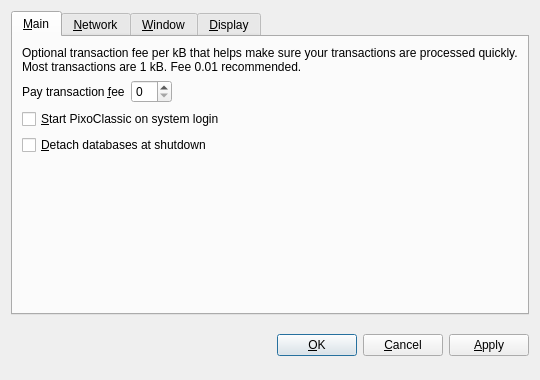
This is src/qt/forms/optionsdialog.ui in Pixocoin/Pixo-Cash as Qt 5 draws it before an edit. The edited form follows.
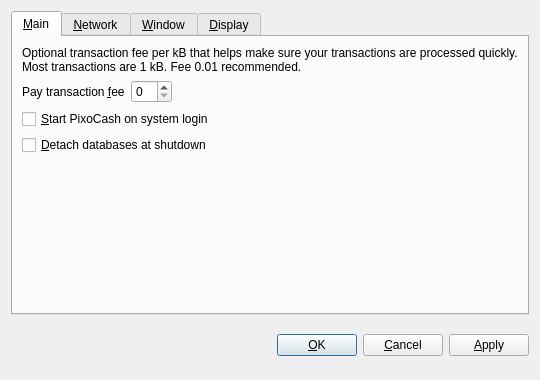
This is the edited form. The open tabs and pages were chosen to show the change. Custom widgets are drawn as their Qt base class.

Patch:
```diff
--- a/src/qt/forms/optionsdialog.ui
+++ b/src/qt/forms/optionsdialog.ui
@@ -82,7 +82,7 @@
           <string>Automatically start PixoClassic after logging in to the system.</string>
          </property>
          <property name="text">
-          <string>&amp;Start PixoClassic on system login</string>
+          <string>&amp;Start PixoCash on system login</string>
          </property>
         </widget>
        </item>
```
Left out of the diff: 10 changed lines with no effect on the pictures.
